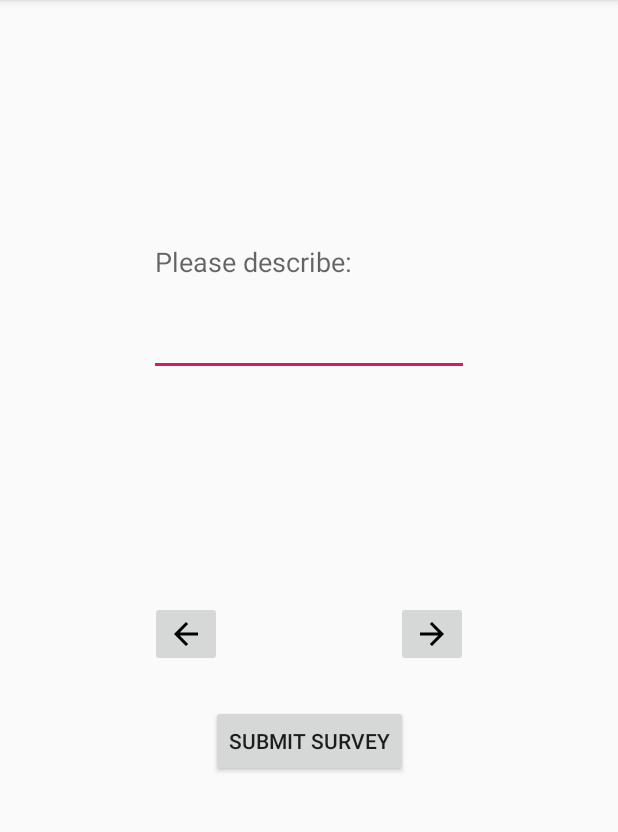
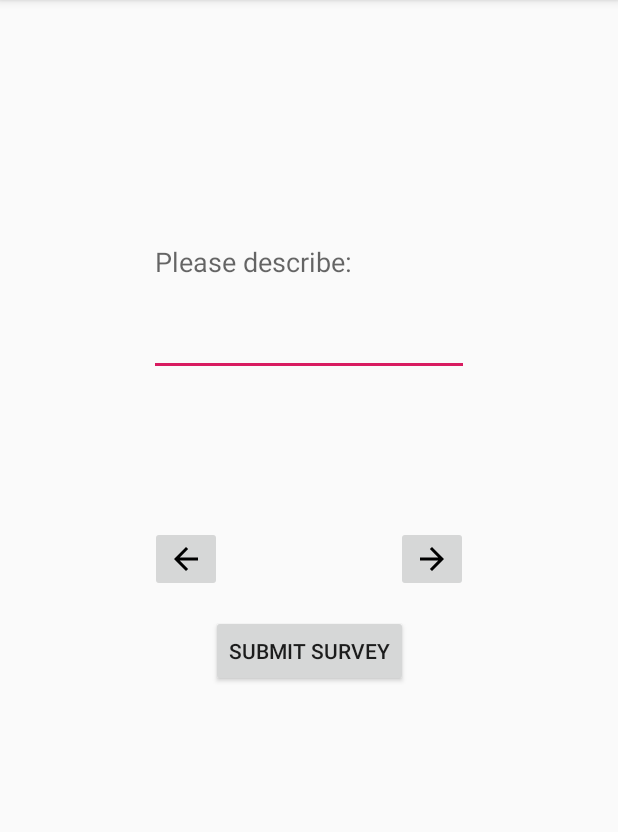
Before and after one commit to daren333/BlockAssessmentSurvey, an Android app: the fillInTheBlankActivity screen opened directly, with no data from a screen before it, on a phone screen of 412 x 824 dp, the part 84-916 px from its top. Run offline under Robolectric (Android 15) with nearby library versions, the phone set to English and light mode, and no system bars.

Commit message:
layout adjustments

```diff
--- a/app/app/src/main/res/layout/activity_clicker.xml
+++ b/app/app/src/main/res/layout/activity_clicker.xml
@@ -82,9 +82,9 @@
         android:id="@+id/submit"
         android:layout_width="wrap_content"
         android:layout_height="wrap_content"
+        android:layout_marginTop="15dp"
+
         android:text="Submit Survey"
-
-        android:layout_marginTop="25dp"
         app:layout_constraintEnd_toEndOf="@+id/done"
         app:layout_constraintStart_toStartOf="@+id/back"
         app:layout_constraintTop_toBottomOf="@+id/back" />
--- a/app/app/src/main/res/layout/activity_fill_in_the_blank.xml
+++ b/app/app/src/main/res/layout/activity_fill_in_the_blank.xml
@@ -47,7 +47,7 @@
         android:layout_height="wrap_content"
 
         android:layout_centerHorizontal="true"
-        android:layout_marginTop="150dp"
+        android:layout_marginTop="100dp"
         android:layout_marginEnd="100dp"
         app:layout_constraintEnd_toEndOf="parent"
         app:layout_constraintTop_toBottomOf="@+id/responseText"
@@ -59,7 +59,7 @@
         android:layout_height="wrap_content"
 
         android:layout_marginStart="100dp"
-        android:layout_marginTop="150dp"
+        android:layout_marginTop="100dp"
         app:layout_constraintStart_toStartOf="parent"
         app:layout_constraintTop_toBottomOf="@+id/responseText"
         app:srcCompat="@drawable/ic_arrow_back_black_24dp" />
@@ -70,7 +70,7 @@
         android:layout_height="wrap_content"
 
 
-        android:layout_marginTop="25dp"
+        android:layout_marginTop="15dp"
         android:text="Submit Survey"
         app:layout_constraintEnd_toEndOf="@+id/done"
         app:layout_constraintStart_toStartOf="@+id/back"
--- a/app/app/src/main/res/layout/activity_multiple_answer.xml
+++ b/app/app/src/main/res/layout/activity_multiple_answer.xml
@@ -75,7 +75,7 @@
         android:layout_height="wrap_content"
 
 
-        android:layout_marginTop="25dp"
+        android:layout_marginTop="15dp"
         android:text="Submit Survey"
         app:layout_constraintEnd_toEndOf="@+id/done"
         app:layout_constraintStart_toStartOf="@+id/back"
--- a/app/app/src/main/res/layout/activity_multiple_choice.xml
+++ b/app/app/src/main/res/layout/activity_multiple_choice.xml
@@ -55,9 +55,9 @@
         android:id="@+id/submit"
         android:layout_width="wrap_content"
         android:layout_height="wrap_content"
+        android:layout_marginTop="15dp"
+
         android:text="Submit Survey"
-
-        android:layout_marginTop="25dp"
         app:layout_constraintEnd_toEndOf="@+id/done"
         app:layout_constraintStart_toStartOf="@+id/back"
         app:layout_constraintTop_toBottomOf="@+id/back" />
```
